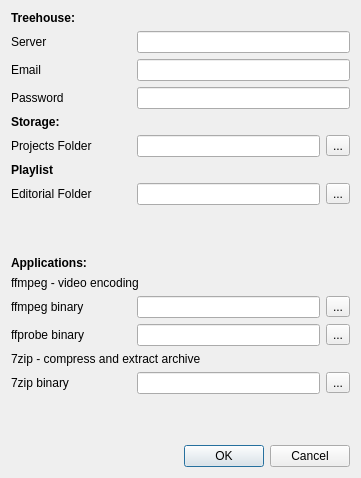
The window that module/wildchildanimation/gui/forms/maya/settings_dialog.ui (dearyangyu/swing) describes before a commit, drawn with Qt 5.
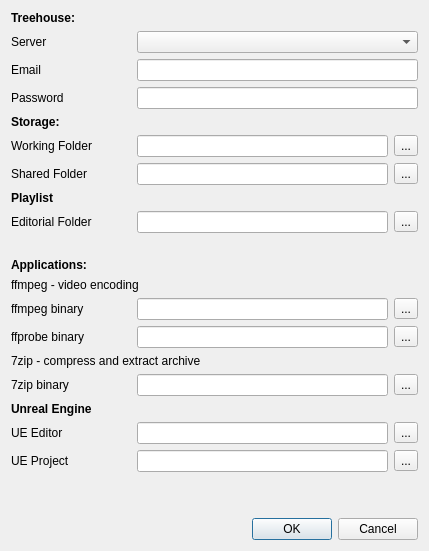
The same window after the commit.

The edit to the form file:
```diff
--- a/module/wildchildanimation/gui/forms/maya/settings_dialog.ui
+++ b/module/wildchildanimation/gui/forms/maya/settings_dialog.ui
@@ -9,8 +9,8 @@
    <rect>
     <x>0</x>
     <y>0</y>
-    <width>361</width>
-    <height>478</height>
+    <width>429</width>
+    <height>551</height>
    </rect>
   </property>
   <property name="focusPolicy">
@@ -52,7 +52,13 @@
       </widget>
      </item>
      <item>
-      <widget class="QLineEdit" name="lineEditServer">
+      <widget class="QComboBox" name="comboBoxServer">
+       <property name="sizePolicy">
+        <sizepolicy hsizetype="Expanding" vsizetype="Fixed">
+         <horstretch>0</horstretch>
+         <verstretch>0</verstretch>
+        </sizepolicy>
+       </property>
        <property name="toolTip">
         <string>Server URL - https://example.wildchildanimation.com</string>
        </property>
@@ -135,7 +141,7 @@
         </size>
        </property>
        <property name="text">
-        <string>Projects Folder</string>
+        <string>Working Folder</string>
        </property>
       </widget>
      </item>
@@ -147,7 +153,38 @@
       </widget>
      </item>
      <item>
-      <widget class="QToolButton" name="toolButtonProjectsFolder">
+      <widget class="QToolButton" name="toolButtonWorkingFolder">
+       <property name="text">
+        <string>...</string>
+       </property>
+      </widget>
+     </item>
+    </layout>
+   </item>
+   <item>
+    <layout class="QHBoxLayout" name="horizontalLayout_12">
+     <item>
+      <widget class="QLabel" name="labelSharedFolder">
+       <property name="minimumSize">
+        <size>
+         <width>120</width>
+         <height>0</height>
+        </size>
+       </property>
+       <property name="text">
+        <string>Shared Folder</string>
+       </property>
+      </widget>
+     </item>
+     <item>
+      <widget class="QLineEdit" name="lineEditSharedFolder">
+       <property name="toolTip">
+        <string>&lt;html&gt;&lt;head/&gt;&lt;body&gt;&lt;p&gt;Mapped drive to shared content&lt;/p&gt;&lt;/body&gt;&lt;/html&gt;</string>
+       </property>
+      </widget>
+     </item>
+     <item>
+      <widget class="QToolButton" name="toolButtonSharedFolder">
        <property name="text">
         <string>...</string>
        </property>
@@ -332,6 +369,84 @@
      </item>
     </layout>
    </item>
+   <item>
+    <widget class="QLabel" name="labelUE">
+     <property name="font">
+      <font>
+       <weight>75</weight>
+       <bold>true</bold>
+      </font>
+     </property>
+     <property name="text">
+      <string>Unreal Engine</string>
+     </property>
+    </widget>
+   </item>
+   <item>
+    <layout class="QHBoxLayout" name="horizontalLayout_10">
+     <item>
+      <widget class="QLabel" name="labelUEEditorBin">
+       <property name="minimumSize">
+        <size>
+         <width>120</width>
+         <height>0</height>
+        </size>
+       </property>
+       <property name="text">
+        <string>UE Editor</string>
+       </property>
+      </widget>
+     </item>
+     <item>
+      <widget class="QLineEdit" name="lineEditUEBin">
+       <property name="toolTip">
+        <string>&lt;html&gt;&lt;head/&gt;&lt;body&gt;&lt;p&gt;Path to UE4Editor.exe&lt;/p&gt;&lt;/body&gt;&lt;/html&gt;</string>
+       </property>
+      </widget>
+     </item>
+     <item>
+      <widget class="QToolButton" name="toolButtonUESelect">
+       <property name="text">
+        <string>...</string>
+       </property>
+      </widget>
+     </item>
+    </layout>
+   </item>
+   <item>
+    <layout class="QHBoxLayout" name="horizontalLayout_11">
+     <item>
+      <widget class="QLabel" name="labelUEProject">
+       <property name="minimumSize">
+        <size>
+         <width>120</width>
+         <height>0</height>
+        </size>
+       </property>
+       <property name="toolTip">
+        <string>Path to UE Project</string>
+       </property>
+       <property name="text">
+        <string>UE Project</string>
+       </property>
+      </widget>
+     </item>
+     <item>
+      <widget class="QLineEdit" name="lineEditUEProject">
+       <property name="toolTip">
+        <string>Path to UE Project</string>
+       </property>
+      </widget>
+     </item>
+     <item>
+      <widget class="QToolButton" name="toolButtonUESelectUEProject">
+       <property name="text">
+        <string>...</string>
+       </property>
+      </widget>
+     </item>
+    </layout>
+   </item>
    <item>
     <spacer name="verticalSpacer_2">
      <property name="orientation">
```
Left out of the diff: 21 changed lines with no effect on the pictures.
